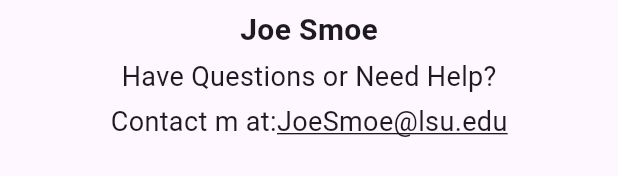
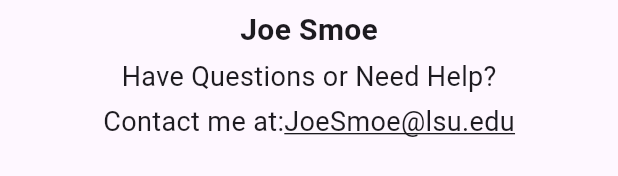
Before and after one commit to Jacon-ator/Flutter_Scav_App, a Flutter app: the HelpPage widget shown alone on an empty page, opened directly, on a phone screen of 412 x 824 dp. Shown: the part 666-842 px from the top of the screen. Run offline on Flutter 3.47's test engine with Material 3 defaults, Android fonts, the phone set to English and light mode, and no system bars.

Commit message:
Filled in questions

```diff
--- a/lib/main.dart
+++ b/lib/main.dart
@@ -290,7 +290,7 @@
           SizedBox(height: 4),
           Text.rich(
             TextSpan(
-              text: 'Contact m at:',
+              text: 'Contact me at:',
               style: TextStyle(fontSize: 18),
               children: <TextSpan>[
                 TextSpan(
```
